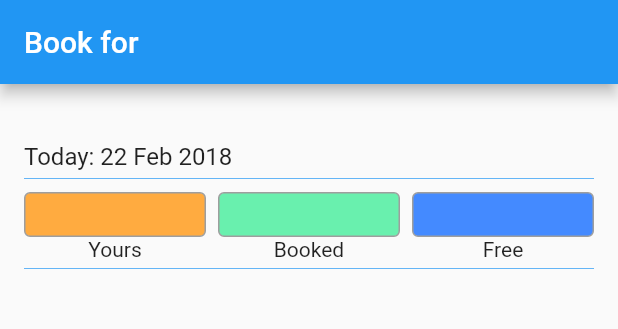
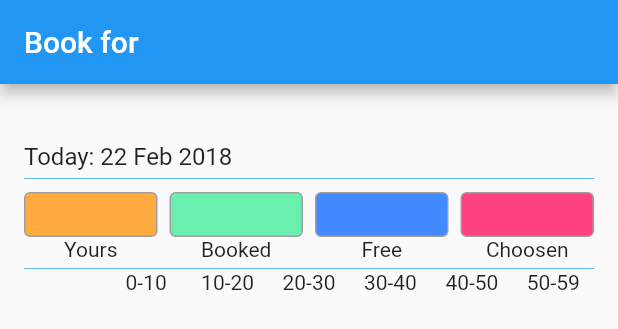
Before and after one commit to swat-cat/booker, a Flutter app: the Booking widget shown alone on an empty page, opened directly with empty values, on a phone screen of 412 x 824 dp. Shown: the top 329 px of the screen. Run offline on Flutter 3.47's test engine with Material 2 defaults, Android fonts, the phone set to English and light mode, and no system bars; our stand-ins replace cloud_firestore, firebase_auth, shared_preferences; missing offline and left inert: range; accounts and stored records are empty.

Commit message:
add booking interactions handling

```diff
--- a/lib/screens/main/booking.dart
+++ b/lib/screens/main/booking.dart
@@ -1,11 +1,11 @@
 import 'package:booker/services/activities.dart';
-import 'package:booker/services/authentication.dart';
 import 'package:booker/services/booking.dart';
 import 'package:firebase_auth/firebase_auth.dart';
 import 'package:flutter/material.dart';
 import 'package:booker/base/loading_state.dart';
 import 'package:intl/intl.dart';
 import "package:range/range.dart";
+import 'package:booker/base/dialog_shower.dart' as DialogShower;
 
 
 class Booking extends StatefulWidget {
@@ -24,11 +24,20 @@ class _BookingState extends LoadingBaseState<Booking> {
   final formatter = new DateFormat("dd MMM yyyy");
   final BookingModel bookingModel = new BookingModel();
   List<BookingItem> _table;
+  bool _chosen = false;
   final FirebaseAuth _auth = FirebaseAuth.instance;
   String _email;
 
   @override
   Widget content() {
+    return new Stack(
+      children: <Widget>[
+        mainContent
+      ],
+    );
+  }
+
+  Container get mainContent {
     return new Container(
       margin: new EdgeInsets.all(16.0),
       child: new Column(
@@ -57,6 +66,29 @@ class _BookingState extends LoadingBaseState<Booking> {
             height: 2.0,
             color: new Color(0xff64B5F6),
           ),
+          new Row(
+            children: <Widget>[
+              new Expanded(child: new Container()),
+              new Expanded(
+                  child: new Text("0-10",textAlign: TextAlign.center,)
+              ),
+              new Expanded(
+                  child: new Text("10-20",textAlign: TextAlign.center,)
+              ),
+              new Expanded(
+                  child: new Text("20-30",textAlign: TextAlign.center,)
+              ),
+              new Expanded(
+                  child: new Text("30-40",textAlign: TextAlign.center,)
+              ),
+              new Expanded(
+                  child: new Text("40-50",textAlign: TextAlign.center,)
+              ),
+              new Expanded(
+                  child: new Text("50-59",textAlign: TextAlign.center,)
+              ),
+            ],
+          ),
           new Expanded(
               child:  new Row(
                 crossAxisAlignment:CrossAxisAlignment.start,
@@ -69,7 +101,19 @@ class _BookingState extends LoadingBaseState<Booking> {
                       flex: 6,
                       child: _table!=null? timeTableGridView: new Container())
                 ],
-              ))
+              )),
+        _chosen?new Align(
+            child: new RaisedButton(
+              onPressed: _saveChoosenItems,
+              color: new Color(0xff64B5F6),
+              child: new Text("Save",
+                style: new TextStyle(
+                    color: new Color(0xffffffff)
+                ),
+              ),
+            ),
+          ):new Container(),
+         _chosen?new Padding(padding: new EdgeInsets.only(bottom: 16.0)):new Container(),
         ],
       ),
     );
@@ -80,6 +124,7 @@ class _BookingState extends LoadingBaseState<Booking> {
     return new ListView.builder(
         itemBuilder:(BuildContext context, int index) => new Container(
           child: new Container(
+            margin: new EdgeInsets.only(top: 2.1,bottom: 2.1),
             height: 20.0,
             width: 30.0,
             alignment: Alignment.center,
@@ -108,7 +153,9 @@ class _BookingState extends LoadingBaseState<Booking> {
         new Padding(padding: new EdgeInsets.only(right: 8.0)),
         onboardingItem(context, Colors.greenAccent, "Booked"),
         new Padding(padding: new EdgeInsets.only(right: 8.0)),
-        onboardingItem(context, Colors.blueAccent, "Free")
+        onboardingItem(context, Colors.blueAccent, "Free"),
+        new Padding(padding: new EdgeInsets.only(right: 8.0)),
+        onboardingItem(context, Colors.pinkAccent, "Choosen"),
       ],
     );
   }
@@ -118,14 +165,14 @@ class _BookingState extends LoadingBaseState<Booking> {
       child: new Column(
         children: <Widget>[
           new Padding(padding: new EdgeInsets.all(4.0)),
-          bookItem(c),
+          onborardingItem(c),
           new Text(s)
         ],
       ),
     );
   }
 
-  Widget bookItem(Color c) {
+  Widget onborardingItem(Color c) {
     return new Container(
           height: 30.0,
           decoration: new BoxDecoration(
@@ -136,6 +183,39 @@ class _BookingState extends LoadingBaseState<Booking> {
               )
           ),
         );
+  }
+
+  Widget bookItem(int index) {
+    return new GestureDetector(
+      child: new Container(
+        height: 30.0,
+        decoration: new BoxDecoration(
+            color: getColor(_table[index]),
+            borderRadius: new BorderRadius.all(const Radius.circular(4.0)),
+            border: new Border.all(
+                color: Colors.grey
+            )
+        ),
+      ),
+      onTap: (){
+        _handleBookItemClick(index);
+      },
+    );
+  }
+
+  _handleBookItemClick(int index){
+    if(_table[index].user == null){
+      setState((){
+        _chosen = true;
+        _table[index].checked = true;
+      });
+    }
+    else if(_table[index].user == _email){
+      showAlreadyYoursPopup(_table[index]);
+    }
+    else{
+      showBookedPopup(_table[index]);
+    }
   }
 
   @override
@@ -156,14 +236,17 @@ class _BookingState extends LoadingBaseState<Booking> {
 
   List<Widget>_getTable() {
     List<Widget> items = new List();
-    _table.forEach((item){
-      items.add(new GridTile(child: bookItem(getColor(item))));
-    });
+    for(int i =0; i< _table.length; i++){
+      items.add(new GridTile(child: bookItem(i)));
+    }
     return items;
   }
 
   Color getColor(BookingItem bookingItem){
-    if(bookingItem.user == null){
+    if(bookingItem.checked){
+      return Colors.pinkAccent;
+    }
+    else if(bookingItem.user == null){
       return Colors.blueAccent;
     }
     else if(bookingItem.user == _email){
@@ -173,4 +256,24 @@ class _BookingState extends LoadingBaseState<Booking> {
       return Colors.greenAccent;
     }
   }
+
+  void showAlreadyYoursPopup(BookingItem item) {
+    DialogShower.buildDialog(
+        message:  "Hey! Drinking on work? You've already booked this time ;)",
+        confirm: "OK",
+        confirmFn: ()=>Navigator.pop(context)
+    );
+  }
+
+  void showBookedPopup(BookingItem item) {
+    DialogShower.buildDialog(
+        message:  "Time booked by user: "+item.user,
+        confirm: "OK",
+        confirmFn: ()=>Navigator.pop(context)
+    );
+  }
+
+  void _saveChoosenItems() {
+
+  }
 }
--- a/lib/services/booking.dart
+++ b/lib/services/booking.dart
@@ -13,6 +13,15 @@ class BookingItem{
   final String id;
 
   BookingItem({this.user,this.hourStart,this.minuteStart,this.hourEnd,this.minuteEnd,this.sortId,this.id});
+
+  bool _checked = false;
+
+  bool get checked => _checked;
+
+  set checked(bool value) {
+    _checked = value;
+  }
+
 
 }
 
@@ -46,4 +55,6 @@ class BookingModel{
       );
     }).toList();
   }
+
+
 }
```
Also changed, not shown: lib/main.dart (+8 -1 lines).
